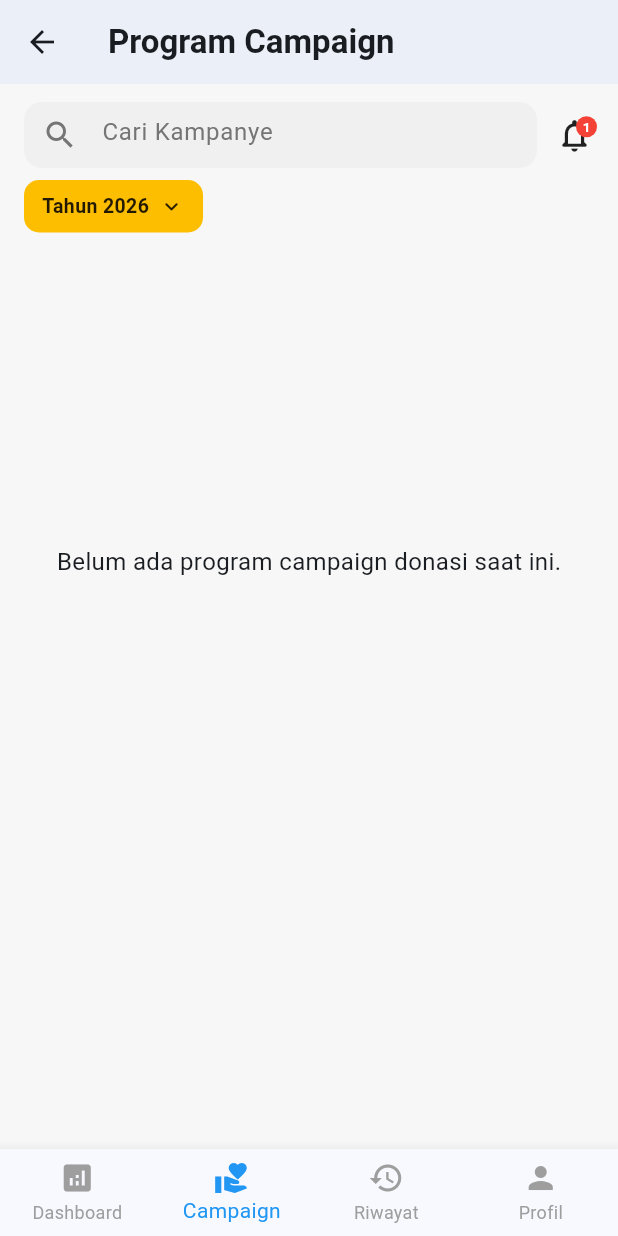
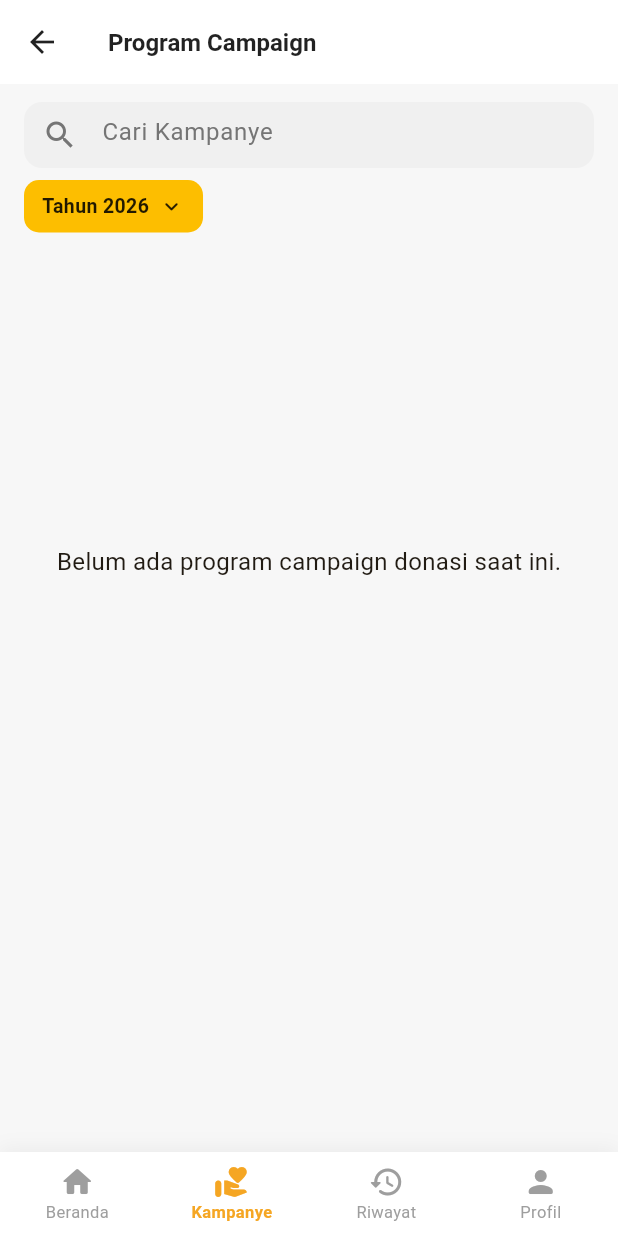
Before and after one commit to MaRVi401/mobile-For-A-Smile, a Flutter app: the MainNavigation screen opened by its route, item 2 of the bottom bar chosen, on a phone screen of 412 x 824 dp. Run offline on Flutter 3.47's test engine with Material 3 defaults, Android fonts, the phone set to English and light mode, and no system bars; our stand-ins replace dio, flutter_secure_storage, image_picker, webview_flutter; accounts and stored records are empty; network calls fail.

Commit message:
perbaharui data

```diff
--- a/lib/screens/campaign_screen.dart
+++ b/lib/screens/campaign_screen.dart
@@ -75,12 +75,9 @@ class _CampaignScreenState extends State<CampaignScreen> {
       body: SafeArea(
         child: Column(
           children: [
-            // ================= HEADER: SEARCH + NOTIFIKASI =================
+            // ================= HEADER: SEARCH =================
             Padding(
               padding: const EdgeInsets.fromLTRB(16, 12, 16, 8),
-              child: Row(
-                children: [
-                  Expanded(
               child: Container(
                 height: 44,
                 decoration: BoxDecoration(
@@ -95,54 +92,11 @@ class _CampaignScreenState extends State<CampaignScreen> {
                   decoration: InputDecoration(
                     hintText: 'Cari Kampanye',
                     hintStyle: TextStyle(color: Colors.grey.shade600),
-                          prefixIcon: Icon(
-                            Icons.search,
-                            color: Colors.grey.shade600,
-                          ),
+                    prefixIcon: Icon(Icons.search, color: Colors.grey.shade600),
                     border: InputBorder.none,
-                          contentPadding: const EdgeInsets.symmetric(
-                            vertical: 12,
+                    contentPadding: const EdgeInsets.symmetric(vertical: 12),
                   ),
                 ),
-                      ),
-                    ),
-                  ),
-                  const SizedBox(width: 12),
-                  Stack(
-                    clipBehavior: Clip.none,
-                    children: [
-                      const Icon(
-                        Icons.notifications_none_rounded,
-                        color: Colors.black87,
-                        size: 26,
-                      ),
-                      Positioned(
-                        right: -2,
-                        top: -2,
-                        child: Container(
-                          padding: const EdgeInsets.all(3),
-                          decoration: const BoxDecoration(
-                            color: Colors.red,
-                            shape: BoxShape.circle,
-                          ),
-                          constraints: const BoxConstraints(
-                            minWidth: 14,
-                            minHeight: 14,
-                          ),
-                          child: const Text(
-                            '1',
-                            textAlign: TextAlign.center,
-                            style: TextStyle(
-                              color: Colors.white,
-                              fontSize: 9,
-                              fontWeight: FontWeight.bold,
-                            ),
-                          ),
-                        ),
-                      ),
-                    ],
-                  ),
-                ],
               ),
             ),
 
--- a/lib/screens/main_navigation.dart
+++ b/lib/screens/main_navigation.dart
@@ -31,33 +31,68 @@ class _MainNavigationState extends State<MainNavigation> {
   @override
   Widget build(BuildContext context) {
     return Scaffold(
+      backgroundColor: const Color(0xFFF7F7F7),
       appBar: AppBar(
+        backgroundColor: Colors.white,
+        elevation: 0,
+        centerTitle: false,
         title: Text(
           _titles[_currentIndex],
-          style: const TextStyle(fontWeight: FontWeight.bold),
+          style: const TextStyle(
+            fontWeight: FontWeight.bold,
+            color: Colors.black87,
+            fontSize: 16,
           ),
-        elevation: 2,
+        ),
+        iconTheme: const IconThemeData(color: Colors.black87),
       ),
       body: _screens[_currentIndex],
-      bottomNavigationBar: BottomNavigationBar(
+      bottomNavigationBar: Container(
+        decoration: BoxDecoration(
+          color: Colors.white,
+          boxShadow: [
+            BoxShadow(
+              color: Colors.black.withOpacity(0.05),
+              blurRadius: 10,
+              offset: const Offset(0, -2),
+            ),
+          ],
+        ),
+        child: SafeArea(
+          child: BottomNavigationBar(
             currentIndex: _currentIndex,
             onTap: (index) => setState(() => _currentIndex = index),
             type: BottomNavigationBarType.fixed,
-        selectedItemColor: Colors.blue,
+            backgroundColor: Colors.white,
+            elevation: 0,
+            selectedItemColor: const Color(0xFFF5A623),
             unselectedItemColor: Colors.grey,
             showUnselectedLabels: true,
+            selectedLabelStyle: const TextStyle(
+              fontSize: 11,
+              fontWeight: FontWeight.w600,
+            ),
+            unselectedLabelStyle: const TextStyle(fontSize: 11),
             items: const [
               BottomNavigationBarItem(
-            icon: Icon(Icons.analytics),
-            label: 'Dashboard',
+                icon: Icon(Icons.home_rounded),
+                label: 'Beranda',
               ),
               BottomNavigationBarItem(
-            icon: Icon(Icons.volunteer_activism),
-            label: 'Campaign',
+                icon: Icon(Icons.volunteer_activism_rounded),
+                label: 'Kampanye',
               ),
-          BottomNavigationBarItem(icon: Icon(Icons.history), label: 'Riwayat'),
-          BottomNavigationBarItem(icon: Icon(Icons.person), label: 'Profil'),
+              BottomNavigationBarItem(
+                icon: Icon(Icons.history_rounded),
+                label: 'Riwayat',
+              ),
+              BottomNavigationBarItem(
+                icon: Icon(Icons.person_rounded),
+                label: 'Profil',
+              ),
             ],
+          ),
+        ),
       ),
     );
   }
```
Also changed, not shown: lib/main.dart (+25 -1 lines), lib/screens/campaign_detail_screen.dart (+0 -38 lines). Lines whose indentation alone changed are shown as unchanged.
